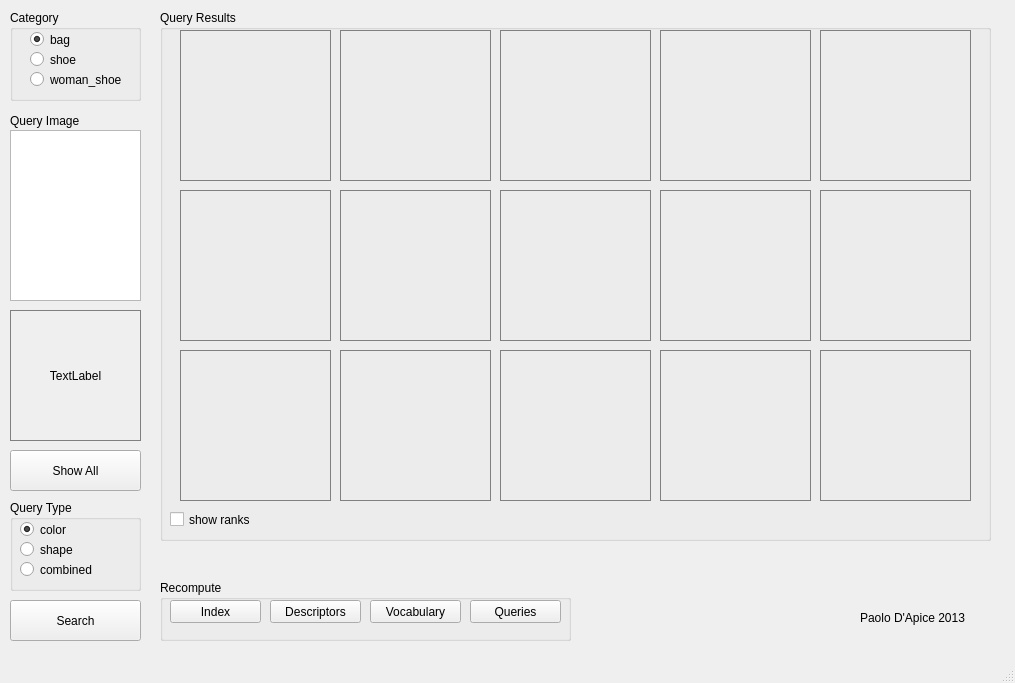
Qt form demo/src/demo.ui (dapicester/image-search) before a commit.
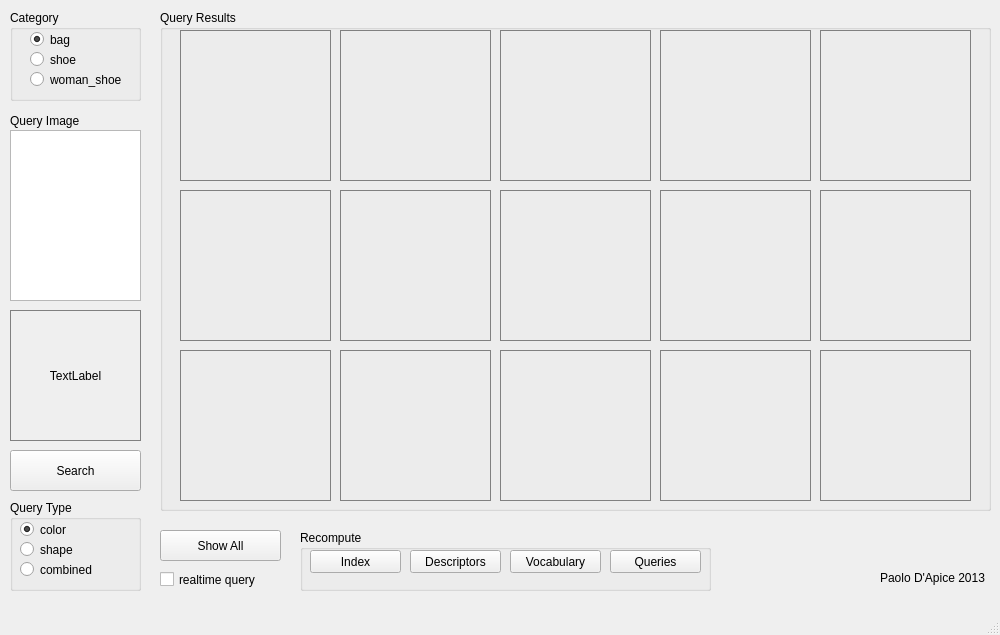
The same form after that commit.

What changed in the file:
```diff
--- a/demo/src/demo.ui
+++ b/demo/src/demo.ui
@@ -6,8 +6,8 @@
    <rect>
     <x>0</x>
     <y>0</y>
-    <width>1015</width>
-    <height>683</height>
+    <width>1000</width>
+    <height>635</height>
    </rect>
   </property>
   <property name="windowTitle">
@@ -94,10 +94,10 @@
    <widget class="QPushButton" name="showAllButton">
     <property name="geometry">
      <rect>
-      <x>10</x>
-      <y>450</y>
-      <width>131</width>
-      <height>41</height>
+      <x>160</x>
+      <y>530</y>
+      <width>121</width>
+      <height>31</height>
      </rect>
     </property>
     <property name="text">
@@ -172,7 +172,7 @@
     <property name="geometry">
      <rect>
       <x>10</x>
-      <y>600</y>
+      <y>450</y>
       <width>131</width>
       <height>41</height>
      </rect>
@@ -187,25 +187,12 @@
       <x>160</x>
       <y>10</y>
       <width>831</width>
-      <height>531</height>
+      <height>501</height>
      </rect>
     </property>
     <property name="title">
      <string>Query Results</string>
     </property>
-    <widget class="QCheckBox" name="checkBox">
-     <property name="geometry">
-      <rect>
-       <x>10</x>
-       <y>500</y>
-       <width>101</width>
-       <height>19</height>
-      </rect>
-     </property>
-     <property name="text">
-      <string>show ranks</string>
-     </property>
-    </widget>
     <widget class="QLabel" name="queryResult_1">
      <property name="geometry">
       <rect>
@@ -675,8 +662,8 @@
    <widget class="QLabel" name="label_2">
     <property name="geometry">
      <rect>
-      <x>860</x>
-      <y>610</y>
+      <x>880</x>
+      <y>570</y>
       <width>111</width>
       <height>16</height>
      </rect>
@@ -688,8 +675,8 @@
    <widget class="QGroupBox" name="groupBox_4">
     <property name="geometry">
      <rect>
-      <x>160</x>
-      <y>580</y>
+      <x>300</x>
+      <y>530</y>
       <width>411</width>
       <height>61</height>
      </rect>
@@ -788,6 +775,19 @@
      <set>Qt::AlignCenter</set>
     </property>
    </widget>
+   <widget class="QCheckBox" name="realtimeCheckBox">
+    <property name="geometry">
+     <rect>
+      <x>160</x>
+      <y>570</y>
+      <width>131</width>
+      <height>19</height>
+     </rect>
+    </property>
+    <property name="text">
+     <string>realtime query</string>
+    </property>
+   </widget>
   </widget>
   <widget class="QMenuBar" name="menubar">
    <property name="geometry">
```
Left out of the diff: 37 changed lines with no effect on the pictures.
